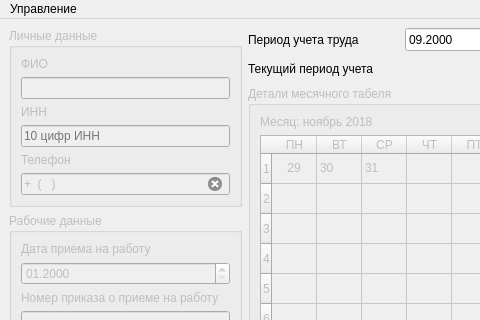
First picture: the form in SalaryCount/SalaryCount/employeesc.ui, repository artemkurylev/mdkp, before the edit; both pictures show x 0 to 480 and y 0 to 320 of the 722 by 539 pixel window.
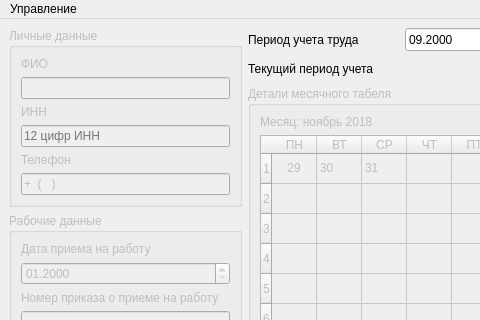
Second picture: the form after the edit.

Commit message: Настроены политики расширяемости для элементов окна, Убраны кнопки "(х)" ("Очистить") с LineEdit`ов

Patch:
```diff
--- a/SalaryCount/SalaryCount/employeesc.ui
+++ b/SalaryCount/SalaryCount/employeesc.ui
@@ -213,10 +213,7 @@
             <string>999999999999</string>
            </property>
            <property name="placeholderText">
-            <string>10 цифр ИНН</string>
-           </property>
-           <property name="clearButtonEnabled">
-            <bool>true</bool>
+            <string>12 цифр ИНН</string>
            </property>
           </widget>
          </item>
@@ -239,9 +236,6 @@
            <property name="placeholderText">
             <string>+9 (999) 999 99 99</string>
            </property>
-           <property name="clearButtonEnabled">
-            <bool>true</bool>
-           </property>
           </widget>
          </item>
         </layout>
```
Left out of the diff: 10 changed lines with no effect on the pictures.
